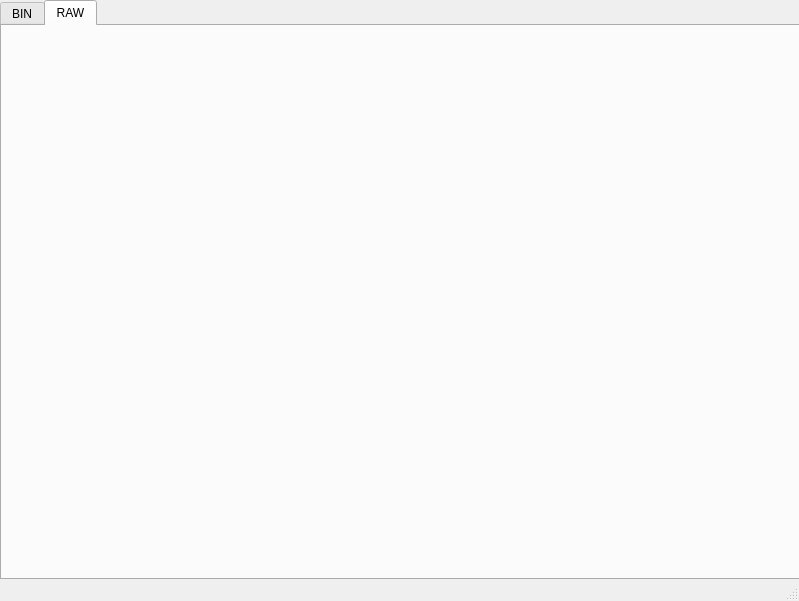
Old version of the form qt/bedlamtools.ui in the repository 8street/BedlamTools.
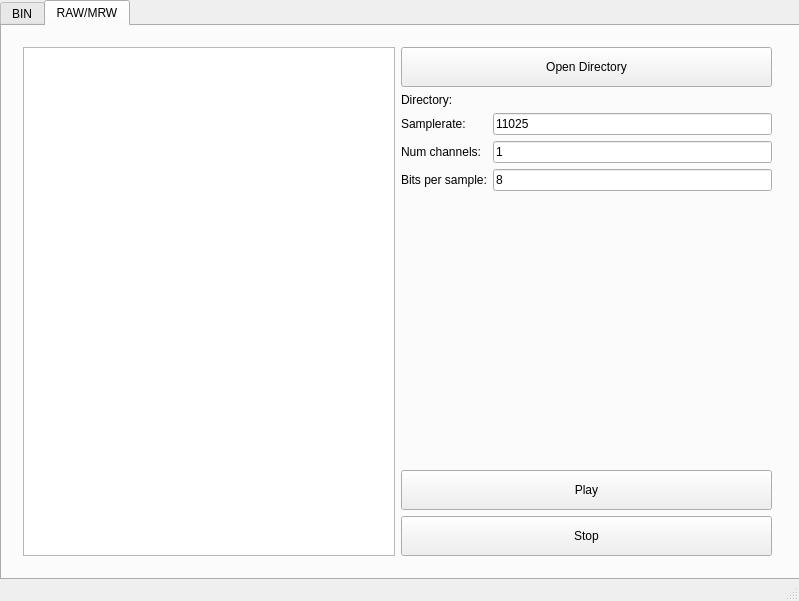
New version of the form. The open tabs and pages were chosen to show the change.

```diff
--- a/qt/bedlamtools.ui
+++ b/qt/bedlamtools.ui
@@ -260,8 +260,141 @@
     </widget>
     <widget class="QWidget" name="tab_2">
      <attribute name="title">
-      <string>RAW</string>
+      <string>RAW/MRW</string>
      </attribute>
+     <widget class="QWidget" name="horizontalLayoutWidget_2">
+      <property name="geometry">
+       <rect>
+        <x>10</x>
+        <y>10</y>
+        <width>771</width>
+        <height>531</height>
+       </rect>
+      </property>
+      <layout class="QHBoxLayout" name="horizontalLayout_2">
+       <item>
+        <widget class="QListWidget" name="listWidget"/>
+       </item>
+       <item>
+        <layout class="QVBoxLayout" name="verticalLayout_2">
+         <item>
+          <widget class="QPushButton" name="button_open_dir">
+           <property name="minimumSize">
+            <size>
+             <width>0</width>
+             <height>40</height>
+            </size>
+           </property>
+           <property name="text">
+            <string>Open Directory</string>
+           </property>
+          </widget>
+         </item>
+         <item>
+          <widget class="QLabel" name="label_directory">
+           <property name="text">
+            <string>Directory: </string>
+           </property>
+          </widget>
+         </item>
+         <item>
+          <layout class="QGridLayout" name="gridLayout_2">
+           <item row="0" column="1">
+            <widget class="QLineEdit" name="sampleratemultimedia">
+             <property name="text">
+              <string>11025</string>
+             </property>
+            </widget>
+           </item>
+           <item row="1" column="1">
+            <widget class="QLineEdit" name="channelsmultimedia">
+             <property name="text">
+              <string>1</string>
+             </property>
+            </widget>
+           </item>
+           <item row="1" column="0">
+            <widget class="QLabel" name="label_8">
+             <property name="text">
+              <string>Num channels:</string>
+             </property>
+            </widget>
+           </item>
+           <item row="0" column="0">
+            <widget class="QLabel" name="label_3">
+             <property name="frameShape">
+              <enum>QFrame::NoFrame</enum>
+             </property>
+             <property name="text">
+              <string>Samplerate:</string>
+             </property>
+            </widget>
+           </item>
+           <item row="2" column="1">
+            <widget class="QLineEdit" name="bitsmultimedia">
+             <property name="text">
+              <string>8</string>
+             </property>
+            </widget>
+           </item>
+           <item row="2" column="0">
+            <widget class="QLabel" name="label_9">
+             <property name="text">
+              <string>Bits per sample:</string>
+             </property>
+            </widget>
+           </item>
+          </layout>
+         </item>
+         <item>
+          <spacer name="verticalSpacer_2">
+           <property name="orientation">
+            <enum>Qt::Vertical</enum>
+           </property>
+           <property name="sizeHint" stdset="0">
+            <size>
+             <width>20</width>
+             <height>40</height>
+            </size>
+           </property>
+          </spacer>
+         </item>
+         <item>
+          <widget class="QPushButton" name="button_play">
+           <property name="minimumSize">
+            <size>
+             <width>0</width>
+             <height>40</height>
+            </size>
+           </property>
+           <property name="text">
+            <string>Play</string>
+           </property>
+          </widget>
+         </item>
+         <item>
+          <widget class="QPushButton" name="button_stop">
+           <property name="minimumSize">
+            <size>
+             <width>0</width>
+             <height>40</height>
+            </size>
+           </property>
+           <property name="sizeIncrement">
+            <size>
+             <width>0</width>
+             <height>0</height>
+            </size>
+           </property>
+           <property name="text">
+            <string>Stop</string>
+           </property>
+          </widget>
+         </item>
+        </layout>
+       </item>
+      </layout>
+     </widget>
     </widget>
    </widget>
   </widget>
```
Left out of the diff: 76 changed lines with no effect on the pictures.
